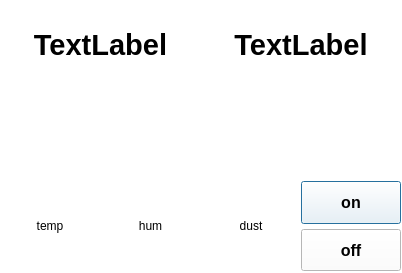
First picture: the form in Raspberry/dialog.ui, repository psy1064/DJU_OSP, before the edit.
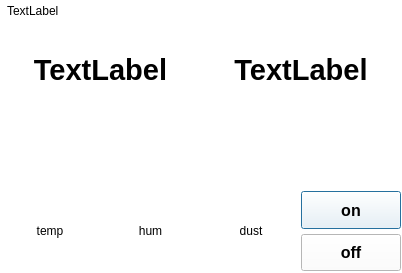
Second picture: the form after the edit.

Patch:
```diff
--- a/Raspberry/dialog.ui
+++ b/Raspberry/dialog.ui
@@ -23,9 +23,9 @@
    <property name="geometry">
     <rect>
      <x>0</x>
-     <y>0</y>
+     <y>30</y>
      <width>401</width>
-     <height>271</height>
+     <height>241</height>
     </rect>
    </property>
    <layout class="QVBoxLayout" name="verticalLayout_2">
@@ -214,6 +214,19 @@
     </item>
    </layout>
   </widget>
+  <widget class="QLabel" name="isConnectedValue">
+   <property name="geometry">
+    <rect>
+     <x>7</x>
+     <y>0</y>
+     <width>381</width>
+     <height>22</height>
+    </rect>
+   </property>
+   <property name="text">
+    <string>TextLabel</string>
+   </property>
+  </widget>
  </widget>
  <resources/>
  <connections/>
```
